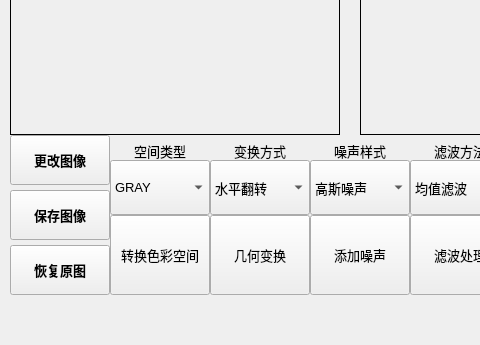
Before: the Qt Designer form MainWindow.ui in Humble-Engineer/Img_processor, drawn with Qt 5; both pictures show x 0 to 480 and y 225 to 570 of the 700 by 570 pixel window.
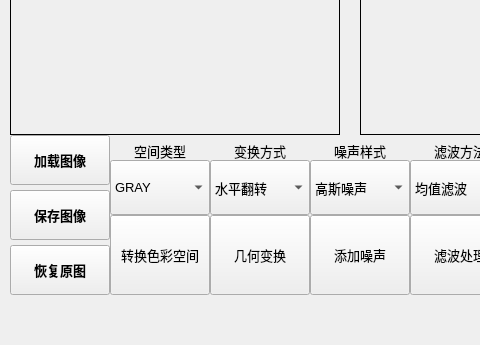
After: the same form once the commit is applied.

Commit message: 增加数字图像处理的标准图像

What changed in the file:
```diff
--- a/MainWindow.ui
+++ b/MainWindow.ui
@@ -99,7 +99,7 @@
      </font>
     </property>
     <property name="text">
-     <string>更改图像</string>
+     <string>加载图像</string>
     </property>
    </widget>
    <widget class="QLabel" name="label">
```
The commit also changes 9 other files.
